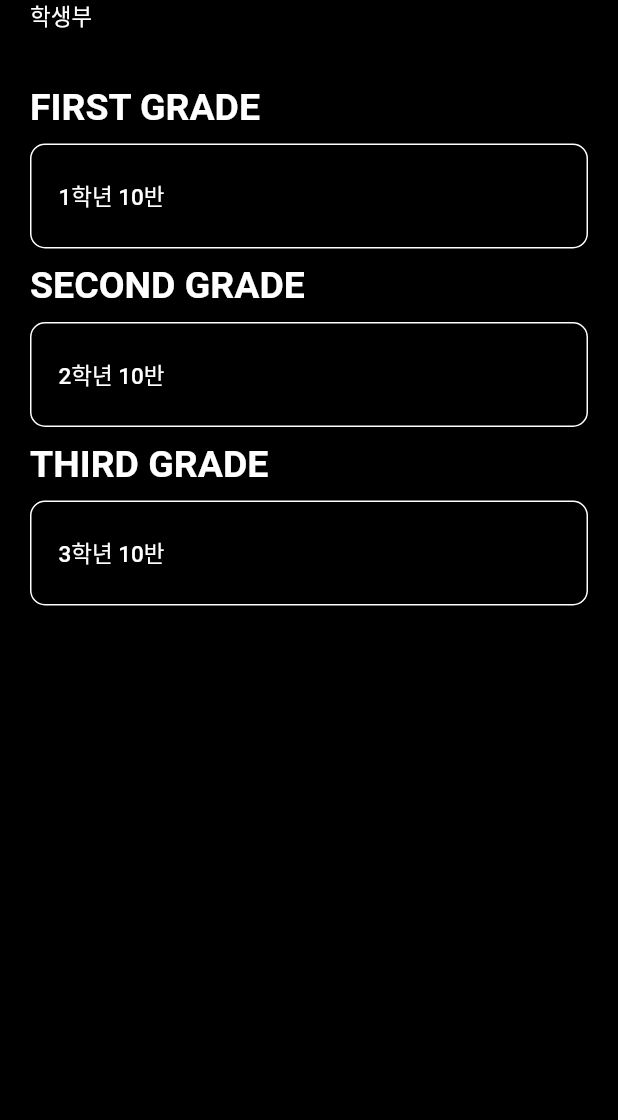
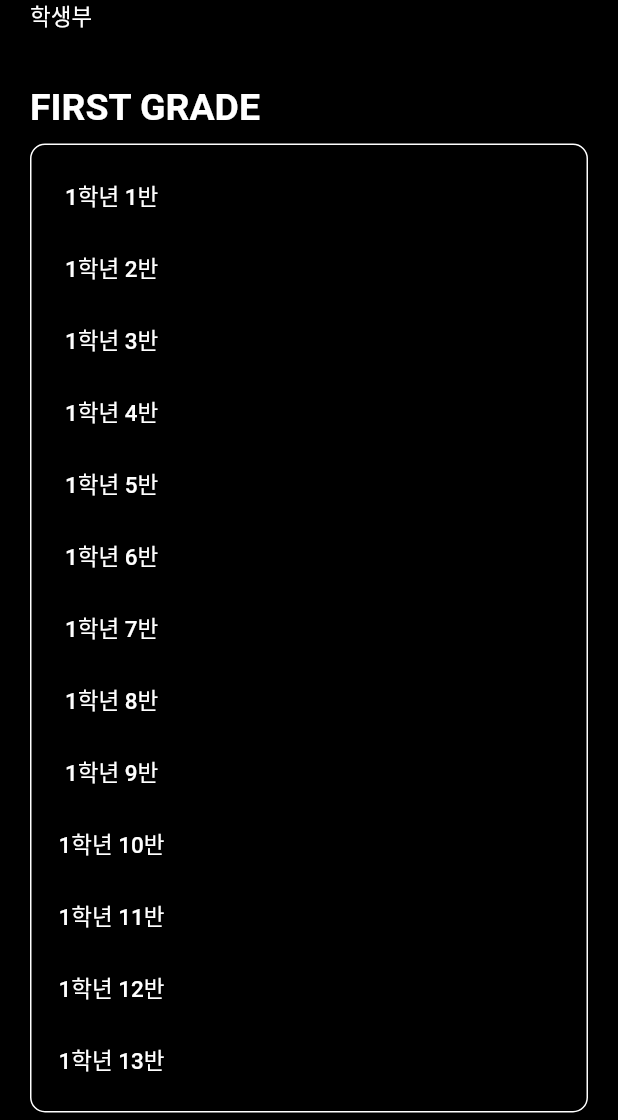
Before and after one commit to HighAloneStartup/frontend-demo, a Flutter app: the StudentListPage screen opened directly, on a phone screen of 412 x 824 dp, the part 116-1236 px from its top. Run offline on Flutter 3.47's test engine with Material 2 defaults, Android fonts, the phone set to English and light mode, and no system bars; our stand-ins replace flutter_secure_storage; missing offline and left inert: jwt_decode; accounts and stored records are empty.

Commit message:
Modified Student List
반 리스트 출력부분을 수정했습니다.

```diff
--- a/lib/student_list_page.dart
+++ b/lib/student_list_page.dart
@@ -123,6 +123,22 @@ class _ClassList extends StatelessWidget {
     ]),
   ];
 
+  List<Widget> _makeButtons(int gradeYear, int classGroup) {
+    List<Widget> result = [];
+    for (int i = 1; i <= classGroup; i++) {
+      result.add(TextButton(
+        child: SubTitle(
+          title: "$gradeYear학년 $i반",
+          size: 15,
+          theme: Colors.white,
+        ),
+        onPressed: () => onChooseClass(gradeYear, i),
+      ));
+    }
+
+    return result;
+  }
+
   @override
   Widget build(BuildContext context) {
     return Container(
@@ -145,27 +161,7 @@ class _ClassList extends StatelessWidget {
             ),
             child: Column(
               children: [
-                TextButton(
-                  child: SubTitle(
-                    title: "1학년 10반",
-                    size: 15,
-                    theme: Colors.white,
-                  ),
-                  onPressed: () => onChooseClass(1, 10),
-                )
-                /*
-                ..._firstGrade.map((clas) {
-                  return TextButton(
-                    child: SubTitle(
-                      title: "${clas.gradeYear}학년 ${clas.classGroup}반",
-                      size: 15,
-                      theme: Colors.white,
-                    ),
-                    onPressed: () =>
-                        onChooseClass(clas.gradeYear, clas.classGroup),
-                  );
-                })
-                */
+                ..._makeButtons(1, 13),
               ],
             ),
           ),
@@ -184,27 +180,7 @@ class _ClassList extends StatelessWidget {
             ),
             child: Column(
               children: [
-                TextButton(
-                  child: SubTitle(
-                    title: "2학년 10반",
-                    size: 15,
-                    theme: Colors.white,
-                  ),
-                  onPressed: () => onChooseClass(2, 10),
-                )
-                /*
-                ..._secondGrade.map((clas) {
-                  return TextButton(
-                    onPressed: () =>
-                        onChooseClass(clas.gradeYear, clas.classGroup),
-                    child: SubTitle(
-                      title: "${clas.gradeYear}학년 ${clas.classGroup}반",
-                      size: 15,
-                      theme: Colors.white,
-                    ),
-                  );
-                })
-                */
+                ..._makeButtons(2, 13),
               ],
             ),
           ),
@@ -223,27 +199,7 @@ class _ClassList extends StatelessWidget {
             ),
             child: Column(
               children: [
-                TextButton(
-                  child: SubTitle(
-                    title: "3학년 10반",
-                    size: 15,
-                    theme: Colors.white,
-                  ),
-                  onPressed: () => onChooseClass(3, 10),
-                )
-                /*
-                ..._thirdGrade.map((clas) {
-                  return TextButton(
-                    onPressed: () =>
-                        onChooseClass(clas.gradeYear, clas.classGroup),
-                    child: SubTitle(
-                      title: "${clas.gradeYear}학년 ${clas.classGroup}반",
-                      size: 15,
-                      theme: Colors.white,
-                    ),
-                  );
-                })
-                */
+                ..._makeButtons(3, 13),
               ],
             ),
           ),
```
